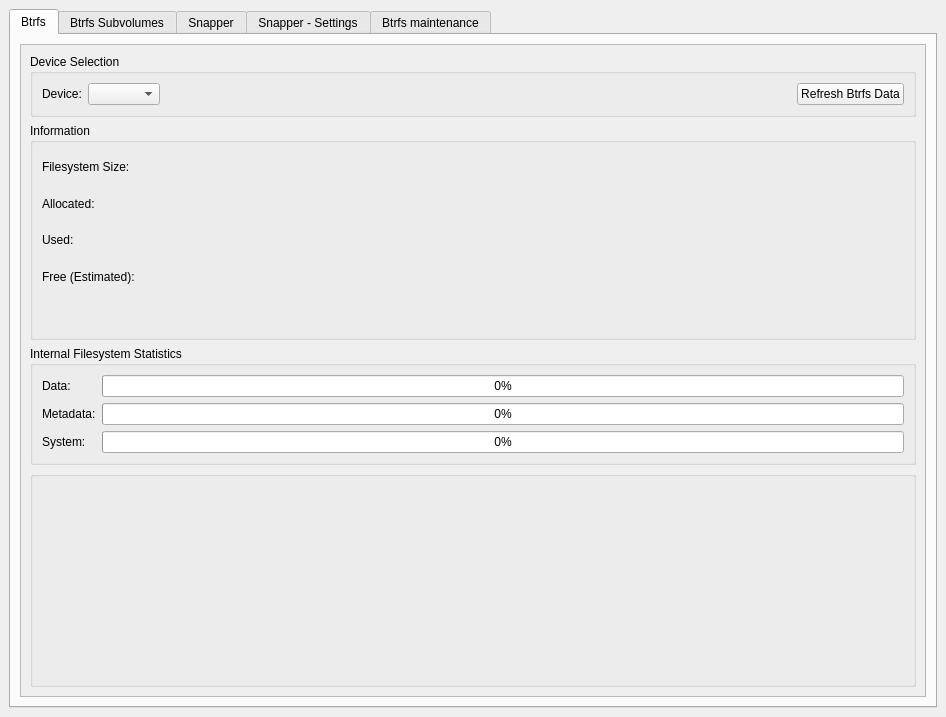
First picture: the form in btrfs-assistant.ui, repository bkmo/btrfs-assistant-bkmo, before the edit.
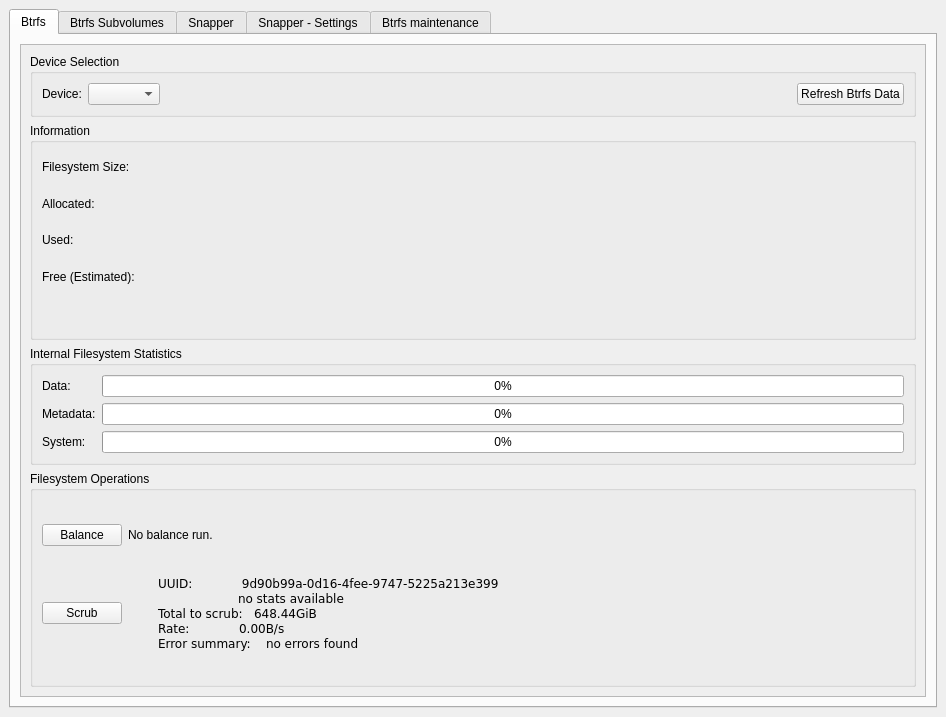
Second picture: the form after the edit. Icons and pictures are not drawn.

Commit message: Add Balance operation

What changed in the file:
```diff
--- a/btrfs-assistant.ui
+++ b/btrfs-assistant.ui
@@ -272,8 +272,82 @@
                </sizepolicy>
               </property>
               <property name="title">
-               <string/>
+               <string>Filesystem Operations</string>
               </property>
+              <layout class="QGridLayout" name="gridLayout_3">
+               <item row="0" column="3">
+                <spacer name="horizontalSpacer_6">
+                 <property name="orientation">
+                  <enum>Qt::Horizontal</enum>
+                 </property>
+                 <property name="sizeHint" stdset="0">
+                  <size>
+                   <width>40</width>
+                   <height>20</height>
+                  </size>
+                 </property>
+                </spacer>
+               </item>
+               <item row="0" column="1">
+                <widget class="QPushButton" name="pushButton_btrfsBalance">
+                 <property name="sizePolicy">
+                  <sizepolicy hsizetype="Fixed" vsizetype="Fixed">
+                   <horstretch>0</horstretch>
+                   <verstretch>0</verstretch>
+                  </sizepolicy>
+                 </property>
+                 <property name="toolTip">
+                  <string>&lt;html&gt;&lt;head/&gt;&lt;body&gt;&lt;p&gt;Run btrfs balance on root of selected device.&lt;/p&gt;&lt;/body&gt;&lt;/html&gt;</string>
+                 </property>
+                 <property name="text">
+                  <string>Balance</string>
+                 </property>
+                </widget>
+               </item>
+               <item row="1" column="2">
+                <widget class="QLabel" name="label_btrfsScrubStatus">
+                 <property name="text">
+                  <string>&lt;html&gt;&lt;head/&gt;&lt;body&gt;&lt;pre style=&quot; margin-top:12px; margin-bottom:0px; margin-left:30px; margin-right:0px; -qt-block-indent:0; text-indent:0px;&quot;&gt;&lt;a name=&quot;btrfs-scrub&quot;/&gt;&lt;span style=&quot; font-family:'monospace';&quot;&gt;U&lt;/span&gt;&lt;span style=&quot; font-family:'monospace';&quot;&gt;UID:             9d90b99a-0d16-4fee-9747-5225a213e399&lt;/span&gt;&lt;/pre&gt;&lt;pre style=&quot; margin-top:0px; margin-bottom:0px; margin-left:30px; margin-right:0px; -qt-block-indent:0; text-indent:0px;&quot;&gt;&lt;span style=&quot; font-family:'monospace';&quot;&gt;	no stats available&lt;/span&gt;&lt;/pre&gt;&lt;pre style=&quot; margin-top:0px; margin-bottom:0px; margin-left:30px; margin-right:0px; -qt-block-indent:0; text-indent:0px;&quot;&gt;&lt;span style=&quot; font-family:'monospace';&quot;&gt;Total to scrub:   648.44GiB&lt;/span&gt;&lt;/pre&gt;&lt;pre style=&quot; margin-top:0px; margin-bottom:0px; margin-left:30px; margin-right:0px; -qt-block-indent:0; text-indent:0px;&quot;&gt;&lt;span style=&quot; font-family:'monospace';&quot;&gt;Rate:             0.00B/s&lt;/span&gt;&lt;/pre&gt;&lt;pre style=&quot; margin-top:0px; margin-bottom:12px; margin-left:30px; margin-right:0px; -qt-block-indent:0; text-indent:0px;&quot;&gt;&lt;span style=&quot; font-family:'monospace';&quot;&gt;Error summary:    no errors found&lt;/span&gt;&lt;/pre&gt;&lt;/body&gt;&lt;/html&gt;</string>
+                 </property>
+                 <property name="wordWrap">
+                  <bool>true</bool>
+                 </property>
+                </widget>
+               </item>
+               <item row="1" column="1">
+                <widget class="QPushButton" name="pushButton_btrfsScrub">
+                 <property name="toolTip">
+                  <string>&lt;html&gt;&lt;head/&gt;&lt;body&gt;&lt;p&gt;Run btrfs scrub on root of selected device.&lt;/p&gt;&lt;/body&gt;&lt;/html&gt;</string>
+                 </property>
+                 <property name="text">
+                  <string>Scrub</string>
+                 </property>
+                </widget>
+               </item>
+               <item row="1" column="3">
+                <spacer name="horizontalSpacer_9">
+                 <property name="orientation">
+                  <enum>Qt::Horizontal</enum>
+                 </property>
+                 <property name="sizeHint" stdset="0">
+                  <size>
+                   <width>40</width>
+                   <height>20</height>
+                  </size>
+                 </property>
+                </spacer>
+               </item>
+               <item row="0" column="2">
+                <widget class="QLabel" name="label_btrfsBalanceStatus">
+                 <property name="text">
+                  <string>No balance run.</string>
+                 </property>
+                 <property name="wordWrap">
+                  <bool>true</bool>
+                 </property>
+                </widget>
+               </item>
+              </layout>
              </widget>
             </item>
            </layout>
```
Left out of the diff: 230 changed lines with no effect on the pictures. The commit also changes 4 other files.
